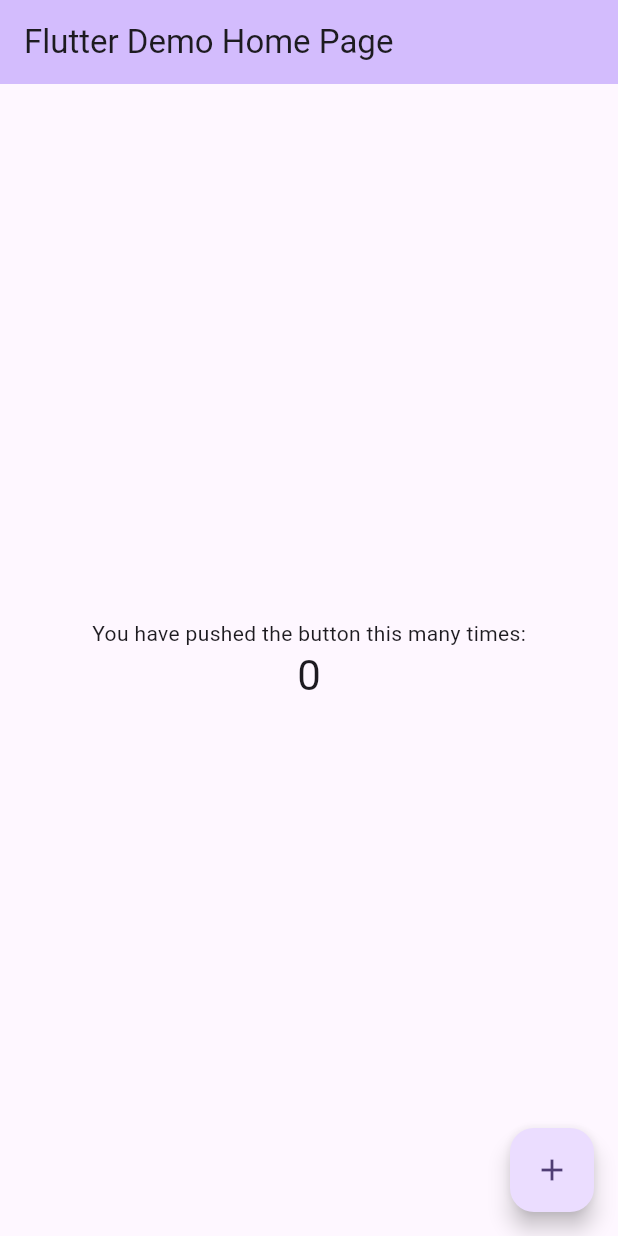
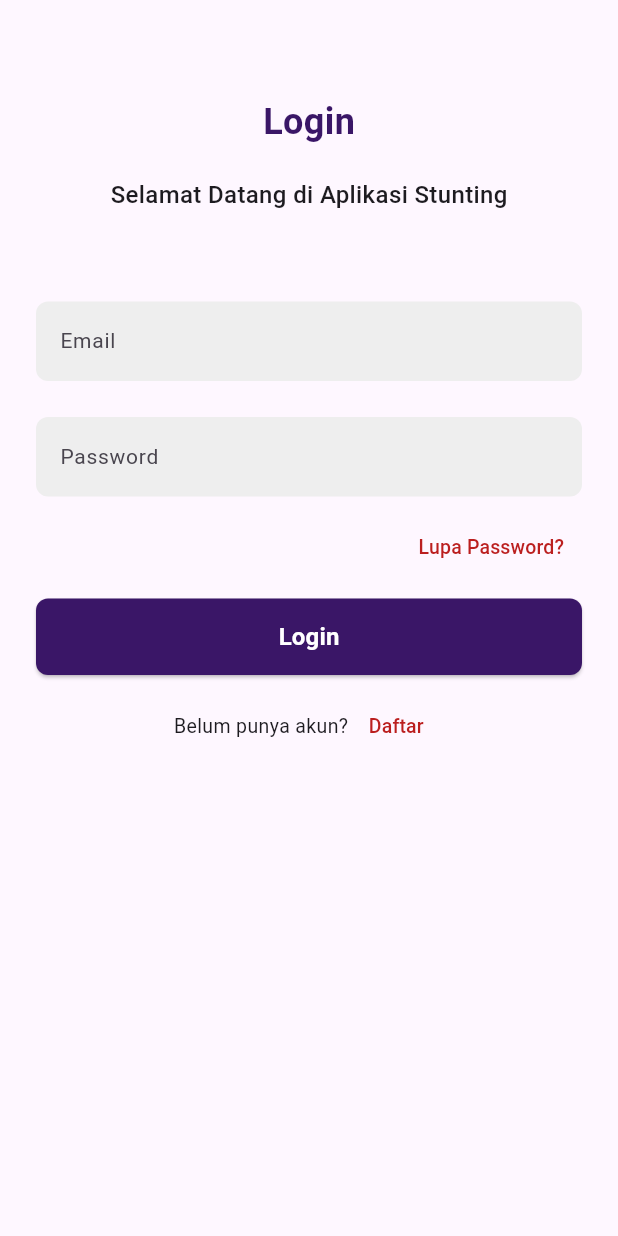
Before and after one commit to Jong44/stunting_app, a Flutter app: the screen it shows after launch, on a phone screen of 412 x 824 dp. Run offline on Flutter 3.47's test engine with Material 3 defaults, Android fonts, the phone set to English and light mode, and no system bars; our stand-ins replace get.

Commit message:
update login - register

```diff
--- /dev/null
+++ b/lib/app/config/ColorConfig.dart
@@ -0,0 +1,6 @@
+import 'package:flutter/material.dart';
+
+class ColorConfig {
+  static const Color primaryColor = Color(0xFF3A1667);
+  static const Color linkColor = Color(0xFFBB1F1F);
+}
--- /dev/null
+++ b/lib/app/views/auth/LoginPage.dart
@@ -0,0 +1,128 @@
+import 'package:flutter/material.dart';
+import 'package:stunting_app/app/config/ColorConfig.dart';
+import 'package:stunting_app/app/views/auth/RegisterPage.dart';
+import 'package:stunting_app/app/widgets/InputText.dart';
+import 'package:stunting_app/app/widgets/PrimaryButton.dart';
+
+class LoginPage extends StatefulWidget {
+  const LoginPage({super.key});
+
+  @override
+  State<LoginPage> createState() => _LoginPageState();
+}
+
+class _LoginPageState extends State<LoginPage> {
+  final TextEditingController emailController = TextEditingController();
+  final TextEditingController passwordController = TextEditingController();
+  @override
+  Widget build(BuildContext context) {
+    return Scaffold(
+      body: SafeArea(
+        child: SingleChildScrollView(
+          child: Padding(
+            padding: const EdgeInsets.all(24),
+            child: Column(
+              children: [
+                const SizedBox(
+                  height: 40,
+                ),
+                const Center(
+                  child: Text(
+                    "Login",
+                    style: TextStyle(
+                      fontSize: 24,
+                      fontWeight: FontWeight.bold,
+                      color: ColorConfig.primaryColor,
+                    ),
+                  ),
+                ),
+                const SizedBox(
+                  height: 20,
+                ),
+                const Center(
+                  child: Text(
+                    "Selamat Datang di Aplikasi Stunting",
+                    style: TextStyle(
+                      fontSize: 16,
+                      fontWeight: FontWeight.w500,
+                    ),
+                  ),
+                ),
+                const SizedBox(
+                  height: 60,
+                ),
+                InputText(
+                  hintText: "Email",
+                  controller: emailController,
+                ),
+                const SizedBox(
+                  height: 24,
+                ),
+                InputText(
+                  hintText: "Password",
+                  isPassword: true,
+                  controller: passwordController,
+                ),
+                const SizedBox(
+                  height: 10,
+                ),
+                Align(
+                  alignment: Alignment.centerRight,
+                  child: TextButton(
+                    onPressed: () {},
+                    child: const Text(
+                      "Lupa Password?",
+                      style: TextStyle(
+                        fontSize: 13,
+                        color: ColorConfig.linkColor,
+                      ),
+                    ),
+                  ),
+                ),
+                const SizedBox(
+                  height: 10,
+                ),
+                PrimaryButton(
+                  onPressed: () {},
+                  text: "Login",
+                ),
+                const SizedBox(
+                  height: 10,
+                ),
+                Row(
+                  mainAxisAlignment: MainAxisAlignment.center,
+                  children: [
+                    const Text(
+                      "Belum punya akun?",
+                      style: TextStyle(
+                        fontSize: 13,
+                      ),
+                    ),
+                    TextButton(
+                      onPressed: () {
+                        Navigator.push(
+                            context,
+                            MaterialPageRoute(
+                                builder: (context) => RegisterPage()));
+                      },
+                      child: const Text(
+                        "Daftar",
+                        style: TextStyle(
+                          fontSize: 13,
+                          color: ColorConfig.linkColor,
+                        ),
+                      ),
+                    ),
+                  ],
+                ),
+                const SizedBox(
+                  height: 10,
+                ),
+              ],
+            ),
+          ),
+        ),
+      ),
+    );
+  }
+}
--- /dev/null
+++ b/lib/app/widgets/InputText.dart
@@ -0,0 +1,42 @@
+import 'package:flutter/material.dart';
+import 'package:stunting_app/app/config/ColorConfig.dart';
+
+class InputText extends StatelessWidget {
+  final String hintText;
+  final bool isPassword;
+  final TextEditingController controller;
+  const InputText({
+    super.key,
+    required this.hintText,
+    this.isPassword = false,
+    required this.controller,
+  });
+
+  @override
+  Widget build(BuildContext context) {
+    return Container(
+      decoration: BoxDecoration(
+        color: Colors.grey[200],
+        borderRadius: BorderRadius.circular(8),
+      ),
+      child: TextField(
+        style: TextStyle(
+          fontSize: 14,
+        ),
+        controller: controller,
+        obscureText: isPassword,
+        decoration: InputDecoration(
+          border: InputBorder.none,
+          focusedBorder: OutlineInputBorder(
+            borderRadius: BorderRadius.circular(8),
+            borderSide: BorderSide(
+              color: ColorConfig.primaryColor,
+            ),
+          ),
+          hintText: hintText,
+          contentPadding: const EdgeInsets.all(16),
+        ),
+      ),
+    );
+  }
+}
--- /dev/null
+++ b/lib/app/widgets/PrimaryButton.dart
@@ -0,0 +1,36 @@
+import 'package:flutter/material.dart';
+import 'package:stunting_app/app/config/ColorConfig.dart';
+
+class PrimaryButton extends StatelessWidget {
+  final Function()? onPressed;
+  final String text;
+
+  const PrimaryButton({
+    super.key,
+    required this.onPressed,
+    required this.text,
+  });
+
+  @override
+  Widget build(BuildContext context) {
+    return ElevatedButton(
+      onPressed: onPressed,
+      style: ElevatedButton.styleFrom(
+        minimumSize: Size(double.infinity, 48),
+        backgroundColor: ColorConfig.primaryColor,
+        padding: const EdgeInsets.symmetric(vertical: 14),
+        shape: RoundedRectangleBorder(
+          borderRadius: BorderRadius.circular(8),
+        ),
+      ),
+      child: Text(
+        text,
+        style: TextStyle(
+          fontSize: 16,
+          fontWeight: FontWeight.bold,
+          color: Colors.white,
+        ),
+      ),
+    );
+  }
+}
--- a/lib/main.dart
+++ b/lib/main.dart
@@ -1,4 +1,5 @@
 import 'package:flutter/material.dart';
+import 'package:stunting_app/app/views/auth/LoginPage.dart';
 
 void main() {
   runApp(const MyApp());
@@ -11,115 +12,13 @@
   @override
   Widget build(BuildContext context) {
     return MaterialApp(
+      debugShowCheckedModeBanner: false,
       title: 'Flutter Demo',
       theme: ThemeData(
-        // This is the theme of your application.
-        //
-        // TRY THIS: Try running your application with "flutter run". You'll see
-        // the application has a purple toolbar. Then, without quitting the app,
-        // try changing the seedColor in the colorScheme below to Colors.green
-        // and then invoke "hot reload" (save your changes or press the "hot
-        // reload" button in a Flutter-supported IDE, or press "r" if you used
-        // the command line to start the app).
-        //
-        // Notice that the counter didn't reset back to zero; the application
-        // state is not lost during the reload. To reset the state, use hot
-        // restart instead.
-        //
-        // This works for code too, not just values: Most code changes can be
-        // tested with just a hot reload.
         colorScheme: ColorScheme.fromSeed(seedColor: Colors.deepPurple),
         useMaterial3: true,
       ),
-      home: const MyHomePage(title: 'Flutter Demo Home Page'),
+      home: LoginPage(),
     );
   }
 }
-
-class MyHomePage extends StatefulWidget {
-  const MyHomePage({super.key, required this.title});
-
-  // This widget is the home page of your application. It is stateful, meaning
-  // that it has a State object (defined below) that contains fields that affect
-  // how it looks.
-
-  // This class is the configuration for the state. It holds the values (in this
-  // case the title) provided by the parent (in this case the App widget) and
-  // used by the build method of the State. Fields in a Widget subclass are
-  // always marked "final".
-
-  final String title;
-
-  @override
-  State<MyHomePage> createState() => _MyHomePageState();
-}
-
-class _MyHomePageState extends State<MyHomePage> {
-  int _counter = 0;
-
-  void _incrementCounter() {
-    setState(() {
-      // This call to setState tells the Flutter framework that something has
-      // changed in this State, which causes it to rerun the build method below
-      // so that the display can reflect the updated values. If we changed
-      // _counter without calling setState(), then the build method would not be
-      // called again, and so nothing would appear to happen.
-      _counter++;
-    });
-  }
-
-  @override
-  Widget build(BuildContext context) {
-    // This method is rerun every time setState is called, for instance as done
-    // by the _incrementCounter method above.
-    //
-    // The Flutter framework has been optimized to make rerunning build methods
-    // fast, so that you can just rebuild anything that needs updating rather
-    // than having to individually change instances of widgets.
-    return Scaffold(
-      appBar: AppBar(
-        // TRY THIS: Try changing the color here to a specific color (to
-        // Colors.amber, perhaps?) and trigger a hot reload to see the AppBar
-        // change color while the other colors stay the same.
-        backgroundColor: Theme.of(context).colorScheme.inversePrimary,
-        // Here we take the value from the MyHomePage object that was created by
-        // the App.build method, and use it to set our appbar title.
-        title: Text(widget.title),
-      ),
-      body: Center(
-        // Center is a layout widget. It takes a single child and positions it
-        // in the middle of the parent.
-        child: Column(
-          // Column is also a layout widget. It takes a list of children and
-          // arranges them vertically. By default, it sizes itself to fit its
-          // children horizontally, and tries to be as tall as its parent.
-          //
-          // Column has various properties to control how it sizes itself and
-          // how it positions its children. Here we use mainAxisAlignment to
-          // center the children vertically; the main axis here is the vertical
-          // axis because Columns are vertical (the cross axis would be
-          // horizontal).
-          //
-          // TRY THIS: Invoke "debug painting" (choose the "Toggle Debug Paint"
-          // action in the IDE, or press "p" in the console), to see the
-          // wireframe for each widget.
-          mainAxisAlignment: MainAxisAlignment.center,
-          children: <Widget>[
-            const Text(
-              'You have pushed the button this many times:',
-            ),
-            Text(
-              '$_counter',
-              style: Theme.of(context).textTheme.headlineMedium,
-            ),
-          ],
-        ),
-      ),
-      floatingActionButton: FloatingActionButton(
-        onPressed: _incrementCounter,
-        tooltip: 'Increment',
-        child: const Icon(Icons.add),
-      ), // This trailing comma makes auto-formatting nicer for build methods.
-    );
-  }
-}
```
Also changed, not shown: lib/app/views/auth/RegisterPage.dart (added, +128 -0 lines).
